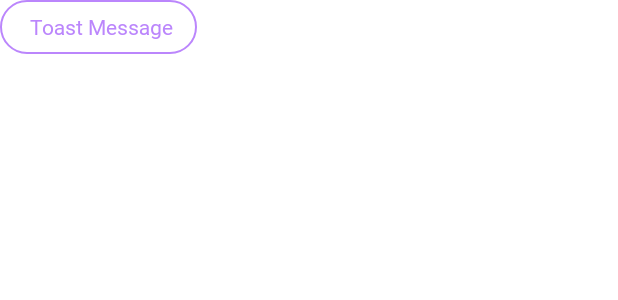
After one commit to twaun95/Signature, an Android app: the layout view_toast.xml on its own in the app's theme, with its tools: preview values and no code run, on a phone screen of 412 x 824 dp. The commit adds this screen. Shown: the top 300 px of the screen. Run offline under Robolectric (Android 15) with nearby library versions, the phone set to English and light mode, and no system bars.

Commit message:
토스트 & 갤러리 저장

```diff
--- /dev/null
+++ b/app/src/main/java/com/twaun95/signature/presentation/extensions/Pixel.kt
@@ -0,0 +1,5 @@
+package com.twaun95.signature.presentation.extensions
+
+import android.content.res.Resources
+
+fun Int.toPx(): Int = (this * Resources.getSystem().displayMetrics.density).toInt()
--- a/app/src/main/java/com/twaun95/signature/presentation/ui/main/MainActivity.kt
+++ b/app/src/main/java/com/twaun95/signature/presentation/ui/main/MainActivity.kt
@@ -2,7 +2,6 @@ package com.twaun95.signature.presentation.ui.main
 
 import android.Manifest
 import android.os.Bundle
-import android.widget.Toast
 import androidx.appcompat.app.AppCompatActivity
 import androidx.databinding.DataBindingUtil
 import com.twaun95.signature.R
@@ -66,10 +65,7 @@ class MainActivity : AppCompatActivity() {
             }
 
             //그림 저장
-            if(!ImageSaveHandler.imageExternalSave(this, binding.viewDrawing.getBitmap())){
-                Toast.makeText(this, "그림 저장을 실패하였습니다", Toast.LENGTH_SHORT).show()
-                return@setOnSingleClickListener
-            }
+            ImageSaveHandler.saveImageGallery(this, binding.viewDrawing.getBitmap())
         }
     }
 }
--- /dev/null
+++ b/app/src/main/res/drawable/background_toast.xml
@@ -0,0 +1,6 @@
+<?xml version="1.0" encoding="utf-8"?>
+<shape android:shape="rectangle" xmlns:android="http://schemas.android.com/apk/res/android">
+    <solid android:color="@color/toast_background"/>
+    <stroke android:color="@color/toast_border" android:width="1dp"/>
+    <corners android:radius="50dp"/>
+</shape>
--- /dev/null
+++ b/app/src/main/res/layout/view_toast.xml
@@ -0,0 +1,46 @@
+<?xml version="1.0" encoding="utf-8"?>
+<layout xmlns:android="http://schemas.android.com/apk/res/android"
+    xmlns:app="http://schemas.android.com/apk/res-auto"
+    xmlns:tools="http://schemas.android.com/tools">
+
+    <data>
+
+    </data>
+
+
+    <androidx.constraintlayout.widget.ConstraintLayout
+        android:layout_width="wrap_content"
+        android:layout_height="wrap_content"
+        android:background="@drawable/background_toast"
+        android:paddingStart="20dp"
+        android:paddingEnd="16dp">
+
+        <TextView
+            android:id="@+id/toast_text"
+            android:layout_width="wrap_content"
+            android:layout_height="36dp"
+            android:autoSizeTextType="uniform"
+            android:fontFamily="@font/regular"
+            android:gravity="center"
+            android:textColor="@color/toast_text"
+            app:layout_constraintBottom_toBottomOf="parent"
+            app:layout_constraintEnd_toStartOf="@id/ivSample"
+            app:layout_constraintHeight_percent="0.7"
+            app:layout_constraintStart_toStartOf="parent"
+            app:layout_constraintTop_toTopOf="parent"
+            tools:text="Toast Message" />
+
+        <ImageView
+            android:id="@+id/ivSample"
+            android:layout_width="0dp"
+            android:layout_height="0dp"
+            android:background="@color/toast_text"
+            android:visibility="gone"
+            app:layout_constraintBottom_toBottomOf="parent"
+            app:layout_constraintDimensionRatio="1"
+            app:layout_constraintEnd_toEndOf="parent"
+            app:layout_constraintHeight_percent="0.8"
+            app:layout_constraintStart_toEndOf="@id/toast_text"
+            app:layout_constraintTop_toTopOf="parent" />
+    </androidx.constraintlayout.widget.ConstraintLayout>
+</layout>
--- a/app/src/main/res/values/colors.xml
+++ b/app/src/main/res/values/colors.xml
@@ -26,5 +26,9 @@
 
     <color name="dialog_opacity_background">#80000000</color>
 
+    <color name="toast_background">#FFFFFFFF</color>
+    <color name="toast_border">#FFBB86FC</color>
+    <color name="toast_text">#FFBB86FC</color>
+
 
 </resources>
```
Also changed, not shown: app/src/main/java/com/twaun95/signature/presentation/utils/ImageSaveHandler.kt (+9 -7 lines), app/src/main/java/com/twaun95/signature/presentation/utils/toast/Toast.kt (added, +26 -0 lines).
